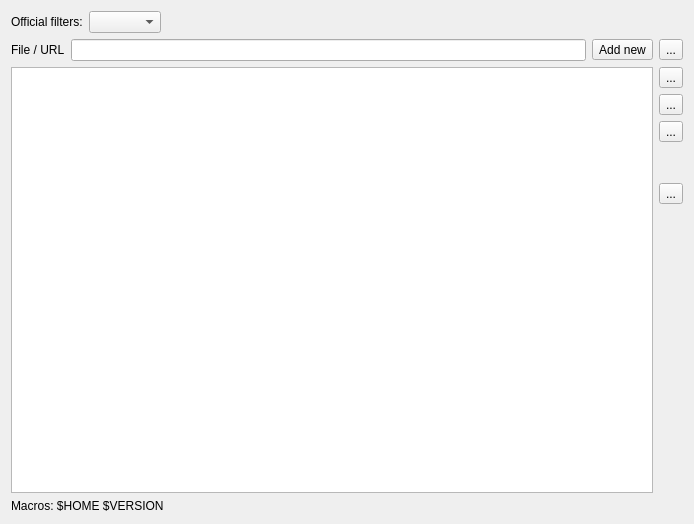
Qt form ui/sourceswidget.ui (c-koi/gmic-qt) before a commit.
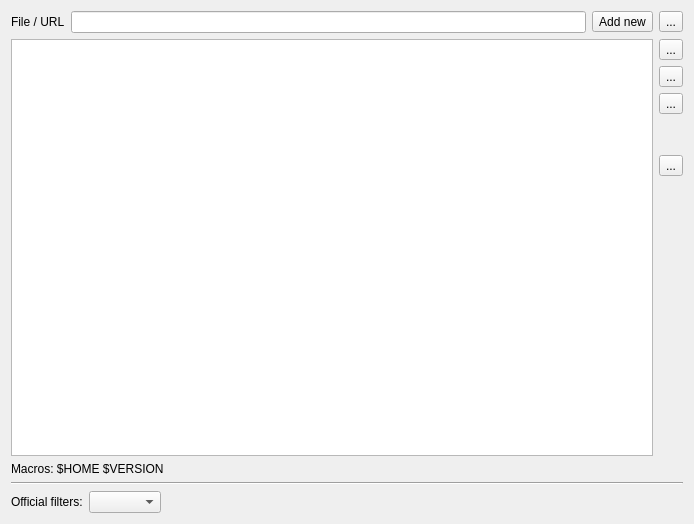
The same form after that commit.

Commit message: Update filter source dialog

Diff of the .ui file:
```diff
--- a/ui/sourceswidget.ui
+++ b/ui/sourceswidget.ui
@@ -14,33 +14,6 @@
    <string>Form</string>
   </property>
   <layout class="QVBoxLayout" name="verticalLayout_2">
-   <item>
-    <layout class="QHBoxLayout" name="horizontalLayout_3">
-     <item>
-      <widget class="QLabel" name="label_2">
-       <property name="text">
-        <string>Official filters:</string>
-       </property>
-      </widget>
-     </item>
-     <item>
-      <widget class="QComboBox" name="cbOfficialFilters"/>
-     </item>
-     <item>
-      <spacer name="horizontalSpacer">
-       <property name="orientation">
-        <enum>Qt::Horizontal</enum>
-       </property>
-       <property name="sizeHint" stdset="0">
-        <size>
-         <width>40</width>
-         <height>20</height>
-        </size>
-       </property>
-      </spacer>
-     </item>
-    </layout>
-   </item>
    <item>
     <layout class="QHBoxLayout" name="horizontalLayout_2">
      <item>
@@ -148,6 +121,40 @@
      </item>
     </layout>
    </item>
+   <item>
+    <widget class="Line" name="line">
+     <property name="orientation">
+      <enum>Qt::Horizontal</enum>
+     </property>
+    </widget>
+   </item>
+   <item>
+    <layout class="QHBoxLayout" name="horizontalLayout_3">
+     <item>
+      <widget class="QLabel" name="label_2">
+       <property name="text">
+        <string>Official filters:</string>
+       </property>
+      </widget>
+     </item>
+     <item>
+      <widget class="QComboBox" name="cbOfficialFilters"/>
+     </item>
+     <item>
+      <spacer name="horizontalSpacer">
+       <property name="orientation">
+        <enum>Qt::Horizontal</enum>
+       </property>
+       <property name="sizeHint" stdset="0">
+        <size>
+         <width>40</width>
+         <height>20</height>
+        </size>
+       </property>
+      </spacer>
+     </item>
+    </layout>
+   </item>
   </layout>
  </widget>
  <resources/>
```
The commit also changes 16 other files.
